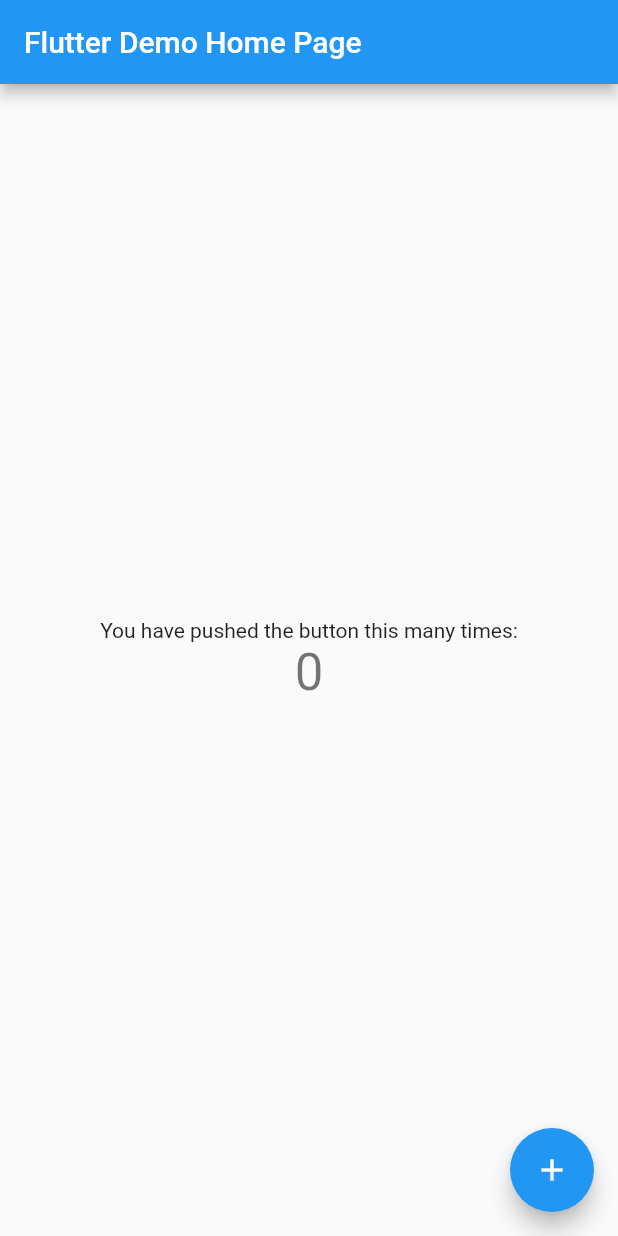
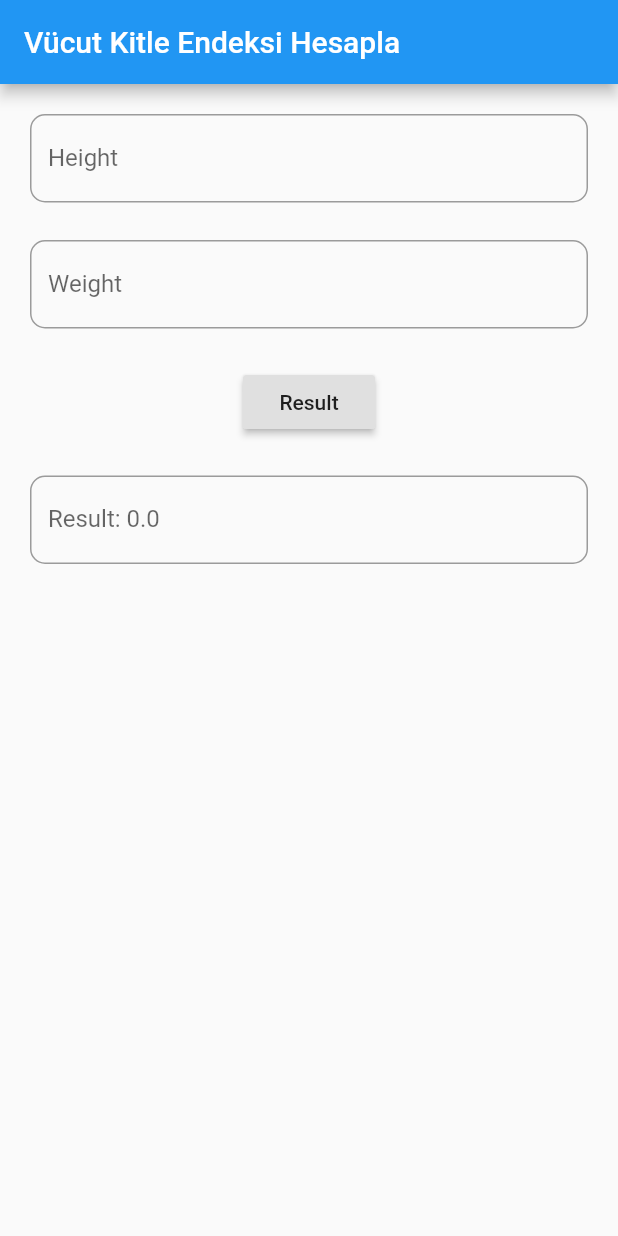
Before and after one commit to fatihhcan/bke, a Flutter app: the screen it shows after launch, on a phone screen of 412 x 824 dp. Run offline on Flutter 3.47's test engine with Material 2 defaults, Android fonts, the phone set to English and light mode, and no system bars.

Commit message:
body mass index calculation

```diff
--- a/lib/main.dart
+++ b/lib/main.dart
@@ -1,117 +1,11 @@
+import 'package:enkahsp/views/home_view.dart';
 import 'package:flutter/material.dart';
 
-void main() {
-  runApp(MyApp());
-}
+void main() => runApp(MyApp());
 
 class MyApp extends StatelessWidget {
-  // This widget is the root of your application.
   @override
   Widget build(BuildContext context) {
-    return MaterialApp(
-      title: 'Flutter Demo',
-      theme: ThemeData(
-        // This is the theme of your application.
-        //
-        // Try running your application with "flutter run". You'll see the
-        // application has a blue toolbar. Then, without quitting the app, try
-        // changing the primarySwatch below to Colors.green and then invoke
-        // "hot reload" (press "r" in the console where you ran "flutter run",
-        // or simply save your changes to "hot reload" in a Flutter IDE).
-        // Notice that the counter didn't reset back to zero; the application
-        // is not restarted.
-        primarySwatch: Colors.blue,
-        // This makes the visual density adapt to the platform that you run
-        // the app on. For desktop platforms, the controls will be smaller and
-        // closer together (more dense) than on mobile platforms.
-        visualDensity: VisualDensity.adaptivePlatformDensity,
-      ),
-      home: MyHomePage(title: 'Flutter Demo Home Page'),
-    );
+    return MaterialApp(title: 'Material App', home: HomeView());
   }
 }
-
-class MyHomePage extends StatefulWidget {
-  MyHomePage({Key key, this.title}) : super(key: key);
-
-  // This widget is the home page of your application. It is stateful, meaning
-  // that it has a State object (defined below) that contains fields that affect
-  // how it looks.
-
-  // This class is the configuration for the state. It holds the values (in this
-  // case the title) provided by the parent (in this case the App widget) and
-  // used by the build method of the State. Fields in a Widget subclass are
-  // always marked "final".
-
-  final String title;
-
-  @override
-  _MyHomePageState createState() => _MyHomePageState();
-}
-
-class _MyHomePageState extends State<MyHomePage> {
-  int _counter = 0;
-
-  void _incrementCounter() {
-    setState(() {
-      // This call to setState tells the Flutter framework that something has
-      // changed in this State, which causes it to rerun the build method below
-      // so that the display can reflect the updated values. If we changed
-      // _counter without calling setState(), then the build method would not be
-      // called again, and so nothing would appear to happen.
-      _counter++;
-    });
-  }
-
-  @override
-  Widget build(BuildContext context) {
-    // This method is rerun every time setState is called, for instance as done
-    // by the _incrementCounter method above.
-    //
-    // The Flutter framework has been optimized to make rerunning build methods
-    // fast, so that you can just rebuild anything that needs updating rather
-    // than having to individually change instances of widgets.
-    return Scaffold(
-      appBar: AppBar(
-        // Here we take the value from the MyHomePage object that was created by
-        // the App.build method, and use it to set our appbar title.
-        title: Text(widget.title),
-      ),
-      body: Center(
-        // Center is a layout widget. It takes a single child and positions it
-        // in the middle of the parent.
-        child: Column(
-          // Column is also a layout widget. It takes a list of children and
-          // arranges them vertically. By default, it sizes itself to fit its
-          // children horizontally, and tries to be as tall as its parent.
-          //
-          // Invoke "debug painting" (press "p" in the console, choose the
-          // "Toggle Debug Paint" action from the Flutter Inspector in Android
-          // Studio, or the "Toggle Debug Paint" command in Visual Studio Code)
-          // to see the wireframe for each widget.
-          //
-          // Column has various properties to control how it sizes itself and
-          // how it positions its children. Here we use mainAxisAlignment to
-          // center the children vertically; the main axis here is the vertical
-          // axis because Columns are vertical (the cross axis would be
-          // horizontal).
-          mainAxisAlignment: MainAxisAlignment.center,
-          children: <Widget>[
-            Text(
-              'You have pushed the button this many times:',
-            ),
-            Text(
-              '$_counter',
-              style: Theme.of(context).textTheme.headline4,
-            ),
-          ],
-        ),
-      ),
-      floatingActionButton: FloatingActionButton(
-        onPressed: _incrementCounter,
-        tooltip: 'Increment',
-        child: Icon(Icons.add),
-      ), // This trailing comma makes auto-formatting nicer for build methods.
-    );
-  }
-}
--- /dev/null
+++ b/lib/views/home_view.dart
@@ -0,0 +1,93 @@
+import 'package:flutter/material.dart';
+
+final TextEditingController cmInput = TextEditingController(text: "");
+final TextEditingController kgInput = TextEditingController(text: "");
+
+class HomeView extends StatefulWidget {
+  HomeView({Key key}) : super(key: key);
+
+  @override
+  _HomeViewState createState() => _HomeViewState();
+}
+
+class _HomeViewState extends State<HomeView> {
+  double cm = 0;
+  int kg = 0;
+  double result = 0;
+  double impact = 0;
+
+  calculation() {
+    setState(() {
+      cm = double.parse(cmInput.text);
+      kg = int.parse(kgInput.text);
+      impact = cm * cm;
+      result = kg / impact;
+    });
+  }
+
+  @override
+  Widget build(BuildContext context) {
+    return Scaffold(
+      appBar: AppBar(
+        title: Text("Vücut Kitle Endeksi Hesapla"),
+      ),
+      body: Container(
+        child: Padding(
+          padding: const EdgeInsets.all(20),
+          child: Column(
+            crossAxisAlignment: CrossAxisAlignment.center,
+            children: [
+              Directionality(
+                textDirection: TextDirection.ltr,
+                child: TextField(
+                  controller: cmInput,
+                  keyboardType: TextInputType.number,
+                  decoration: InputDecoration(
+                      labelText: "Height",
+                      border: OutlineInputBorder(
+                          borderRadius: BorderRadius.circular(10))),
+                ),
+              ),
+              SizedBox(
+                height: 25,
+              ),
+              Directionality(
+                textDirection: TextDirection.ltr,
+                child: TextField(
+                  controller: kgInput,
+                  keyboardType: TextInputType.number,
+                  decoration: InputDecoration(
+                      labelText: "Weight",
+                      border: OutlineInputBorder(
+                          borderRadius: BorderRadius.circular(10))),
+                ),
+              ),
+              SizedBox(
+                height: 25,
+              ),
+              RaisedButton(
+                onPressed: () {
+                  calculation();
+                },
+                child: Text("Result"),
+              ),
+              SizedBox(
+                height: 25,
+              ),
+              Directionality(
+                textDirection: TextDirection.ltr,
+                child: TextField(
+                  keyboardType: TextInputType.number,
+                  decoration: InputDecoration(
+                      labelText: "Result: $result",
+                      border: OutlineInputBorder(
+                          borderRadius: BorderRadius.circular(10))),
+                ),
+              ),
+            ],
+          ),
+        ),
+      ),
+    );
+  }
+}
```
